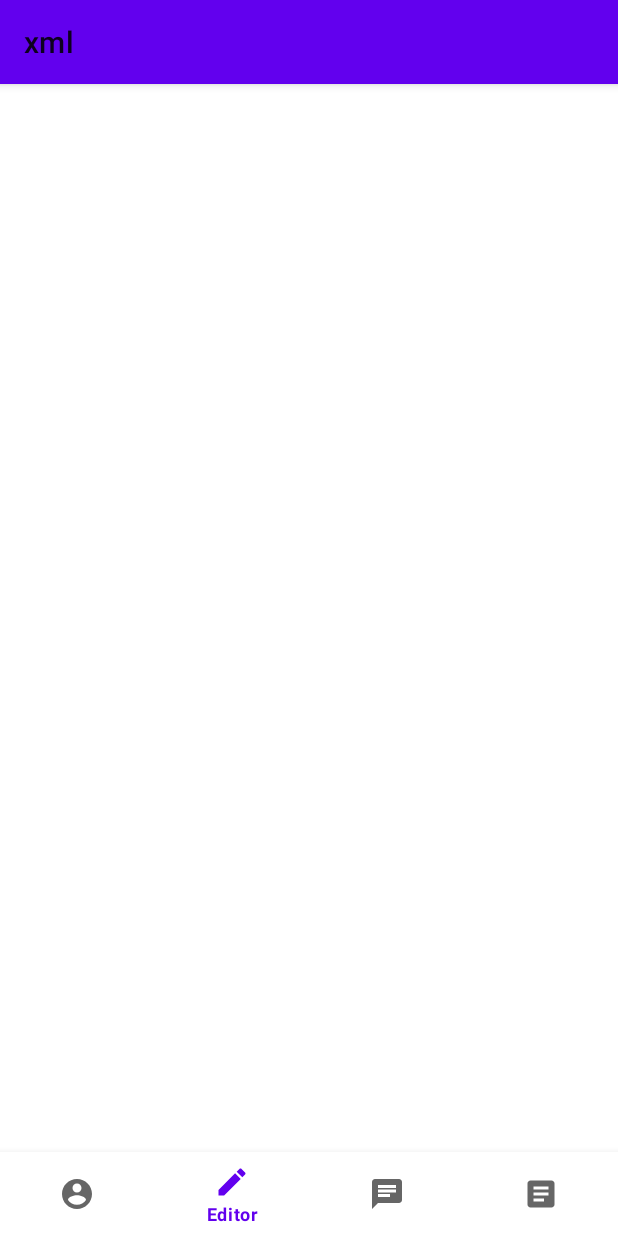
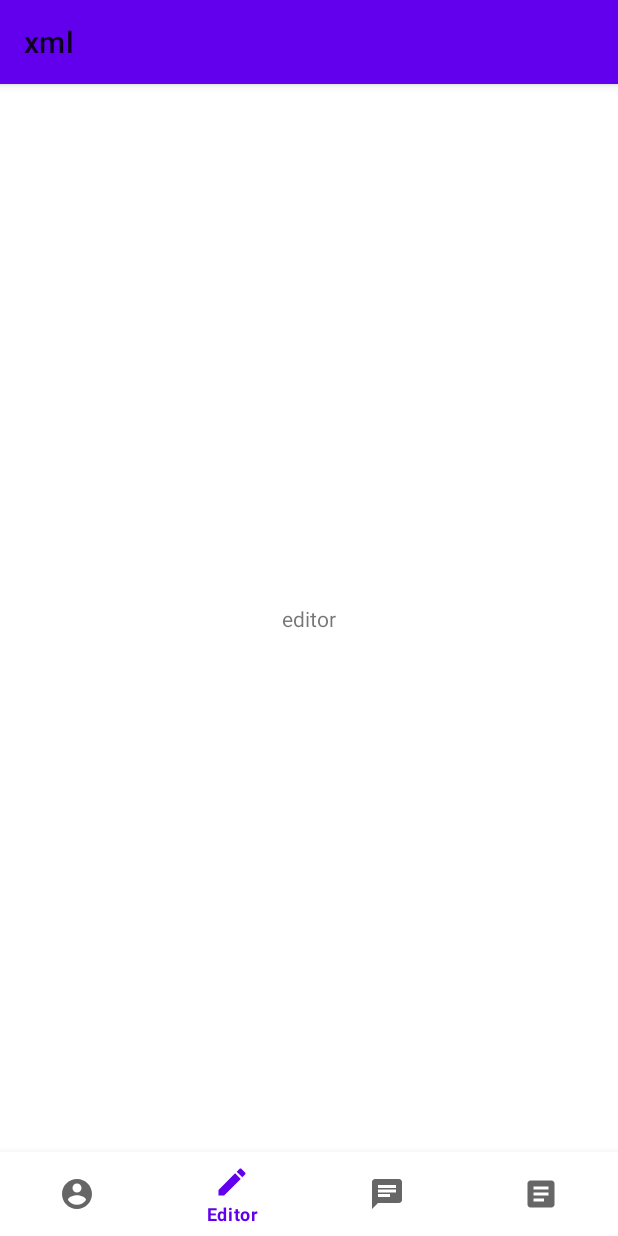
Before and after one commit to OSLL/practice20-reddit_client, an Android app: the screen it shows after launch (MainActivity), item 2 of the bottom bar chosen, on a phone screen of 412 x 824 dp. Run offline under Robolectric (Android 15) with nearby library versions, the phone set to English and light mode, and no system bars.

Commit message:
перемещение по страницам

```diff
--- a/app/src/main/java/com/makentoshe/androidgithubcitemplate/MainActivity.kt
+++ b/app/src/main/java/com/makentoshe/androidgithubcitemplate/MainActivity.kt
@@ -2,11 +2,41 @@ package com.example.xml
 
 import androidx.appcompat.app.AppCompatActivity
 import android.os.Bundle
+import androidx.fragment.app.Fragment
+import com.makentoshe.androidgithubcitemplate.fragments.*
+import kotlinx.android.synthetic.main.activity_main.*
 
 class MainActivity : AppCompatActivity() {
 
     override fun onCreate(savedInstanceState: Bundle?) {
         super.onCreate(savedInstanceState)
         setContentView(R.layout.activity_main)
+        bottom_nav_bar.setOnNavigationItemSelectedListener {
+            fragmentSelector(it.itemId)
+            return@setOnNavigationItemSelectedListener true
+        }
+    }
+
+    override fun onResume() {
+        super.onResume()
+        fragmentSelector(bottom_nav_bar.selectedItemId)
+    }
+    fun fragmentSelector(id : Int){
+        var fragment: Fragment = AccountFragment()
+        when(id){
+            R.id.action_profile -> {
+                fragment = AccountFragment()
+            }
+            R.id.action_editor -> {
+                fragment = EditorFragment()
+            }
+            R.id.action_messager -> {
+                fragment = ChatFragment()
+            }
+            R.id.action_projects -> {
+                fragment = ProjectsFragment()
+            }
+        }
+        supportFragmentManager.beginTransaction().replace(R.id.frame, fragment).commit()
     }
 }
--- /dev/null
+++ b/app/src/main/java/com/makentoshe/androidgithubcitemplate/fragments/AccountFragment.kt
@@ -0,0 +1,21 @@
+package com.makentoshe.androidgithubcitemplate.fragments
+
+import android.os.Bundle
+import android.view.LayoutInflater
+import android.view.View
+import android.view.ViewGroup
+import androidx.fragment.app.Fragment
+import com.example.xml.R
+
+class AccountFragment : Fragment {
+    constructor() : super()
+
+    override fun onCreateView(
+        inflater: LayoutInflater,
+        container: ViewGroup?,
+        savedInstanceState: Bundle?
+    ): View? {
+        var view = inflater.inflate(R.layout.profile_layout, container, false)
+        return view
+    }
+}
--- /dev/null
+++ b/app/src/main/java/com/makentoshe/androidgithubcitemplate/fragments/EditorFragment.kt
@@ -0,0 +1,21 @@
+package com.makentoshe.androidgithubcitemplate.fragments
+
+import android.os.Bundle
+import android.view.LayoutInflater
+import android.view.View
+import android.view.ViewGroup
+import androidx.fragment.app.Fragment
+import com.example.xml.R
+
+class EditorFragment : Fragment {
+    constructor() : super()
+
+    override fun onCreateView(
+        inflater: LayoutInflater,
+        container: ViewGroup?,
+        savedInstanceState: Bundle?
+    ): View? {
+        var view = inflater.inflate(R.layout.editor_layout, container, false)
+        return view
+    }
+}
--- a/app/src/main/res/layout/activity_main.xml
+++ b/app/src/main/res/layout/activity_main.xml
@@ -7,10 +7,24 @@
     tools:context=".MainActivity">
 
     <com.google.android.material.bottomnavigation.BottomNavigationView
+        android:id="@+id/bottom_nav_bar"
         android:layout_width="match_parent"
         android:layout_height="wrap_content"
         android:layout_alignParentBottom="true"
+        android:layout_centerHorizontal="true"
         android:layout_marginBottom="0dp"
+        app:menu="@menu/profile_tag" />
+
+    <FrameLayout
+        android:layout_width="match_parent"
+        android:layout_height="match_parent"
+        android:layout_above="@+id/bottom_nav_bar"
+        android:layout_alignParentTop="true"
         android:layout_centerHorizontal="true"
-        app:menu="@menu/profile_tag" />
+        android:id="@+id/frame"
+        android:layout_marginTop="0dp"
+        android:layout_marginBottom="0dp">
+
+    </FrameLayout>
+
 </RelativeLayout>
--- /dev/null
+++ b/app/src/main/res/layout/editor_layout.xml
@@ -0,0 +1,18 @@
+<?xml version="1.0" encoding="utf-8"?>
+<androidx.constraintlayout.widget.ConstraintLayout
+    xmlns:android="http://schemas.android.com/apk/res/android"
+    xmlns:app="http://schemas.android.com/apk/res-auto"
+    xmlns:tools="http://schemas.android.com/tools"
+    android:layout_width="match_parent"
+    android:layout_height="match_parent">
+
+    <TextView
+        android:id="@+id/textView2"
+        android:layout_width="wrap_content"
+        android:layout_height="wrap_content"
+        android:text="editor"
+        app:layout_constraintBottom_toBottomOf="parent"
+        app:layout_constraintEnd_toEndOf="parent"
+        app:layout_constraintStart_toStartOf="parent"
+        app:layout_constraintTop_toTopOf="parent" />
+</androidx.constraintlayout.widget.ConstraintLayout>
```
Also changed, not shown: app/src/main/java/com/makentoshe/androidgithubcitemplate/fragments/ChatFragment.kt (added, +21 -0 lines), app/src/main/java/com/makentoshe/androidgithubcitemplate/fragments/ProjectsFragment.kt (added, +21 -0 lines), app/src/main/res/layout/chat_layout.xml (added, +17 -0 lines), app/src/main/res/layout/profile_layout.xml (added, +18 -0 lines), app/src/main/res/layout/projects_layout.xml (added, +17 -0 lines).
